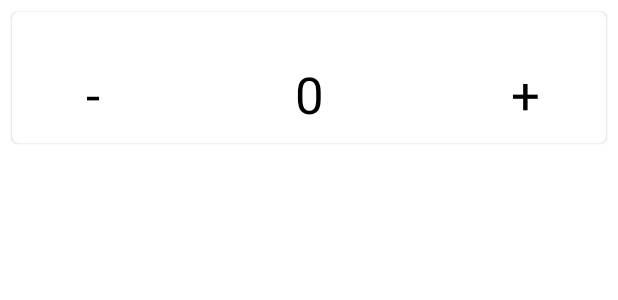
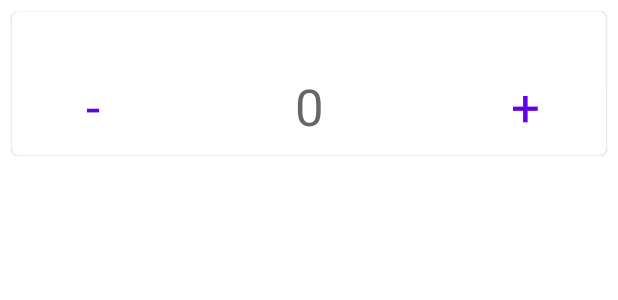
Before and after one commit to JohnyDaDeveloper/CheersV4, an Android app: the layout fragment_counter.xml on its own in the app's theme, with its tools: preview values and no code run, on a phone screen of 412 x 824 dp. Shown: the top 300 px of the screen. Run offline under Robolectric (Android 15) with nearby library versions, the phone set to English and light mode, and no system bars.

Commit message:
Add title and color to counters

```diff
--- a/app/src/main/java/cz/johnyapps/cheers/counter/CounterFragment.kt
+++ b/app/src/main/java/cz/johnyapps/cheers/counter/CounterFragment.kt
@@ -39,6 +39,12 @@ class CounterFragment: Fragment() {
             }
         }
 
+        lifecycleScope.launchWhenStarted {
+            viewModel.counter.collect {
+                binding.counter = it
+            }
+        }
+
         return binding.root
     }
 }
--- a/app/src/main/res/layout/fragment_counter.xml
+++ b/app/src/main/res/layout/fragment_counter.xml
@@ -8,11 +8,17 @@
         <androidx.appcompat.widget.LinearLayoutCompat
             android:layout_width="match_parent"
             android:layout_height="wrap_content"
+            android:background="@{counter.beverage.color}"
             android:orientation="vertical">
 
             <TextView
                 android:layout_width="match_parent"
                 android:layout_height="wrap_content"
+                android:text="@{counter.beverage.name}"
+                android:layout_marginStart="8dp"
+                android:layout_marginTop="8dp"
+                android:layout_marginEnd="8dp"
+                android:textColor="@{counter.beverage.textColor}"
                 android:textAppearance="@style/TextAppearance.MaterialComponents.Body1" />
 
             <androidx.appcompat.widget.LinearLayoutCompat
@@ -27,7 +33,7 @@
                     style="@style/Widget.MaterialComponents.Button.TextButton"
                     android:text="@string/minus"
                     android:textAppearance="@style/TextAppearance.MaterialComponents.Headline4"
-                    android:textColor="?colorOnSurface"
+                    android:textColor="@{counter.beverage.textColor}"
                     android:layout_weight="3" />
 
                 <TextView
@@ -38,7 +44,7 @@
                     android:textAppearance="@style/TextAppearance.MaterialComponents.Headline4"
                     android:text="@string/zero"
                     android:gravity="center"
-                    android:textColor="?colorOnSurface" />
+                    android:textColor="@{counter.beverage.textColor}" />
 
                 <com.google.android.material.button.MaterialButton
                     android:id="@+id/plusButton"
@@ -47,9 +53,15 @@
                     style="@style/Widget.MaterialComponents.Button.TextButton"
                     android:text="@string/plus"
                     android:textAppearance="@style/TextAppearance.MaterialComponents.Headline4"
-                    android:textColor="?colorOnSurface"
+                    android:textColor="@{counter.beverage.textColor}"
                     android:layout_weight="3" />
             </androidx.appcompat.widget.LinearLayoutCompat>
         </androidx.appcompat.widget.LinearLayoutCompat>
     </com.google.android.material.card.MaterialCardView>
+
+    <data>
+        <variable
+            name="counter"
+            type="cz.johnyapps.cheers.counter.dto.CounterEntity" />
+    </data>
 </layout>
```
